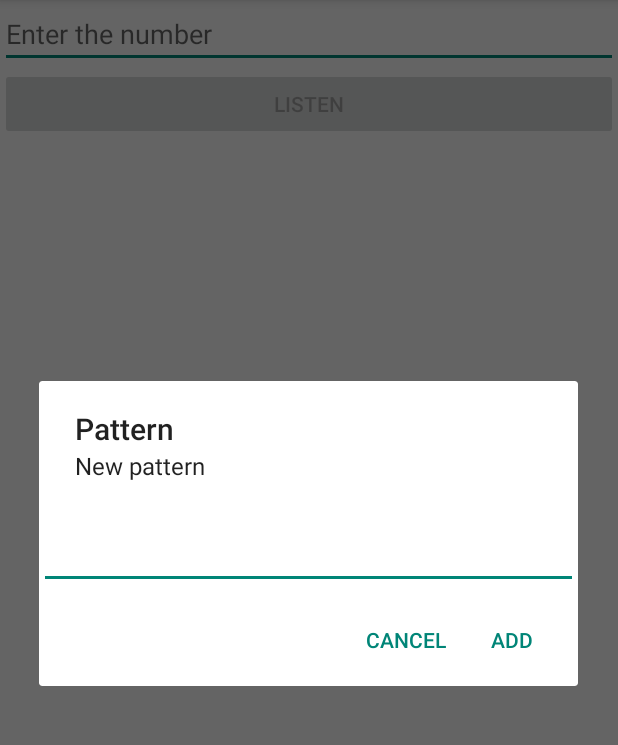
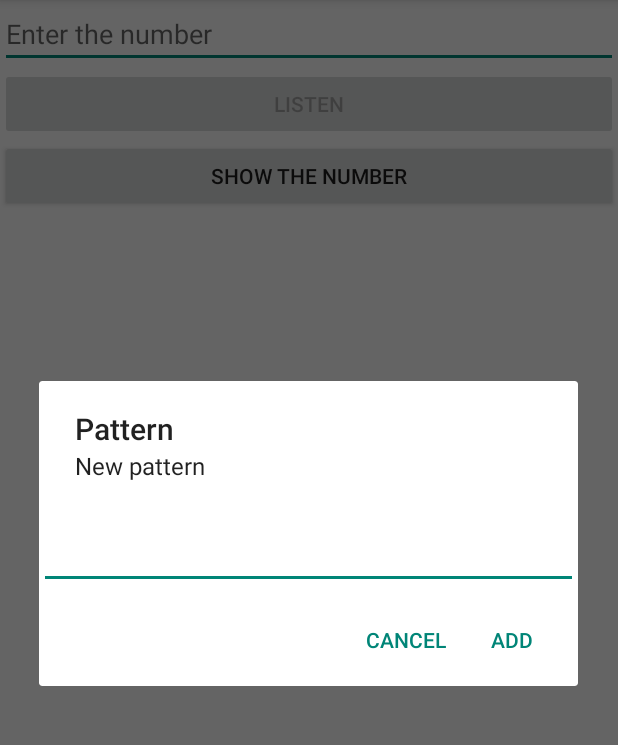
Before and after one commit to yaitskov/listen-phone-numbers, an Android app: the fragment MainFragment shown on its own in the app's theme, in the options menu, after a tap on "Add a pattern", on a phone screen of 412 x 824 dp, the part 84-829 px from its top. Run offline under Robolectric (Android 15) with nearby library versions, the phone set to English and light mode, and no system bars; our stand-ins replace ButterKnife, Dagger/Hilt's generated code; 1 statement that could not run was skipped.

Commit message:
hint the number

```diff
--- a/listen-to-numbers/src/main/java/com/github/listenumbers/fragment/MainFragment.java
+++ b/listen-to-numbers/src/main/java/com/github/listenumbers/fragment/MainFragment.java
@@ -167,4 +167,12 @@ public class MainFragment extends InjectingFragment
         }
         txtNumber.getText().clear();
     }
+
+    @OnClick(R.id.btnShowNumber)
+    public void showNumber() {
+        if (currentNumber != null) {
+            Toast.makeText(getActivity(), currentNumber, Toast.LENGTH_LONG)
+                    .show();
+        }
+    }
 }
--- a/listen-to-numbers/src/main/res/layout/main_fragment.xml
+++ b/listen-to-numbers/src/main/res/layout/main_fragment.xml
@@ -18,4 +18,10 @@
         android:layout_width="match_parent"
         android:layout_height="wrap_content"/>
 
+    <Button
+        android:text="Show the number"
+        android:id="@+id/btnShowNumber"
+        android:layout_width="match_parent"
+        android:layout_height="wrap_content"/>
+
 </LinearLayout>
```
